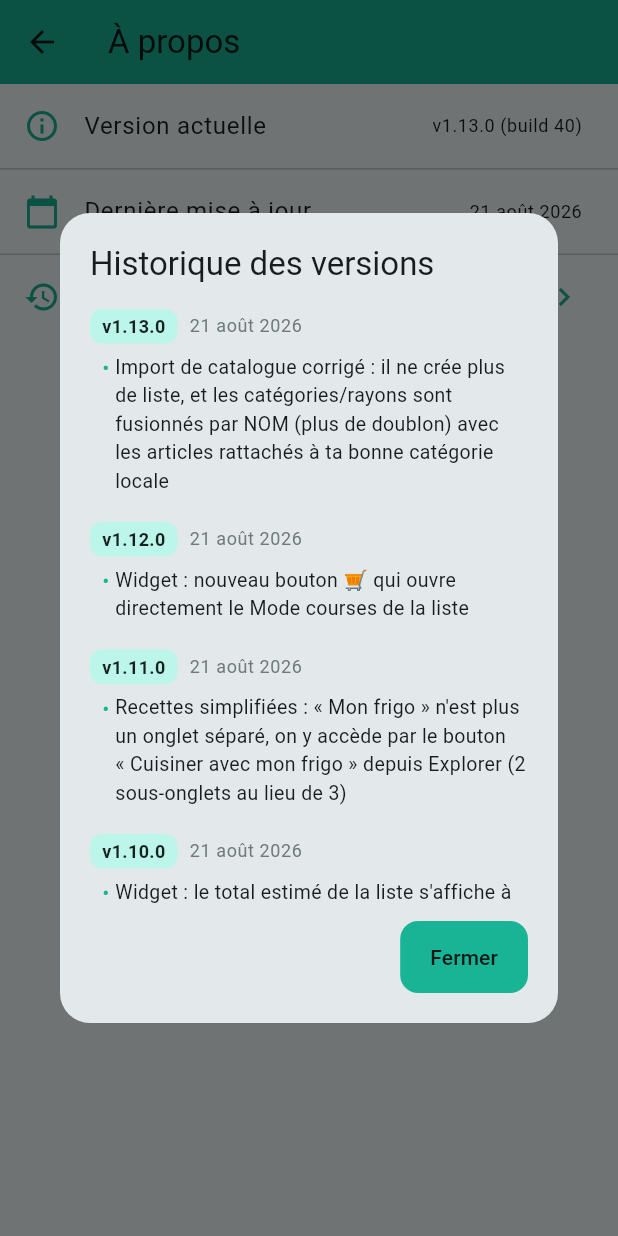
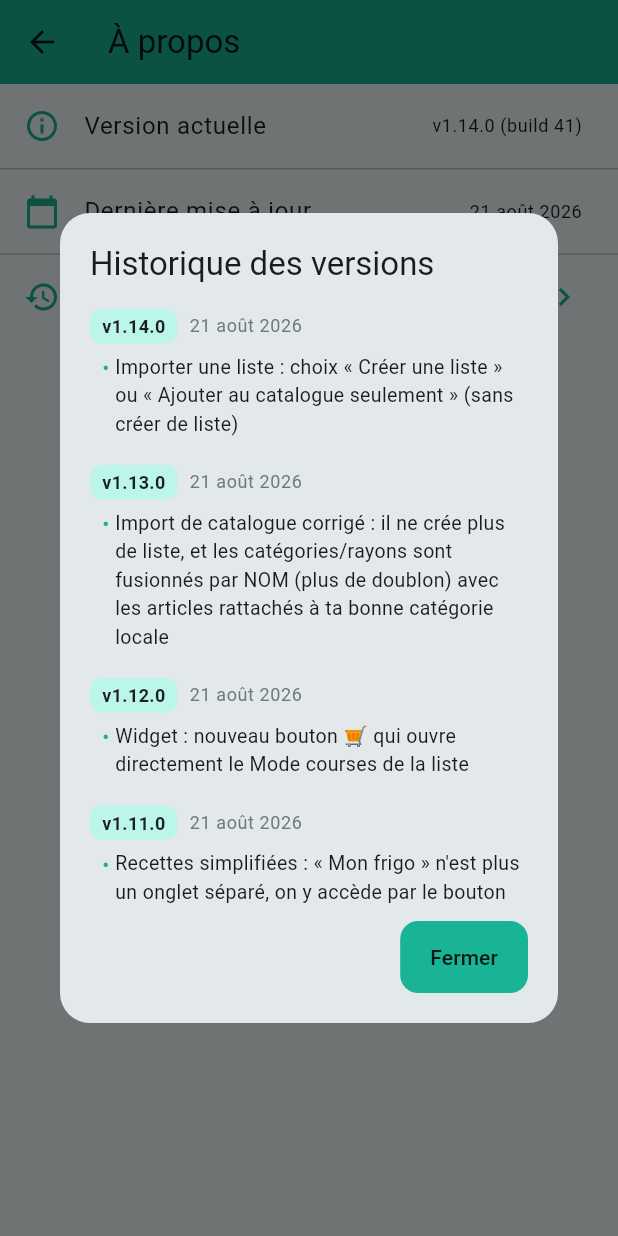
Before and after one commit to jeremygeorgesdurand-dev/SmartCart, a Flutter app: the AProposScreen screen opened directly, after a tap on "Historique des versions", on a phone screen of 412 x 824 dp. Run offline on Flutter 3.47's test engine with Material 3 defaults, Android fonts, the phone set to English and light mode, and no system bars; our stand-ins replace cloud_firestore, file_picker, firebase_auth, firebase_core, firebase_crashlytics, firebase_messaging and 14 more; missing offline and left inert: firebase_app_check, google_mlkit_text_recognition, mobile_scanner; accounts and stored records are empty; project files that could hold a hidden picture were left out.

Commit message:
Importer une liste : option « Ajouter au catalogue seulement » (v1.14.0)
À l'import « nouvelle liste » (menu Listes → Importer une liste), un sélecteur
permet de choisir entre créer une liste (comportement actuel) et n'ajouter les
articles qu'au catalogue, sans créer de liste. Lève l'ambiguïté relevée à
l'usage. L'import DANS une liste existante est inchangé.

Co-Authored-By: Claude Opus 4.8 <noreply@anthropic.com>

```diff
--- a/lib/services/version_info.dart
+++ b/lib/services/version_info.dart
@@ -3,11 +3,19 @@ class VersionInfo {
   // correctif, mineur (1.2.0 → 1.3.0) pour une nouvelle fonctionnalité. Garder
   // `version` et `buildNumber` alignés avec le champ `version:` du pubspec
   // (buildNumber = numéro après le +), et ajouter une entrée dans historique.
-  static const String version = '1.13.0';
-  static const String buildNumber = '40';
+  static const String version = '1.14.0';
+  static const String buildNumber = '41';
   static const String dateMiseAJour = '21 août 2026';
 
   static const List<Release> historique = [
+    Release(
+      version: '1.14.0',
+      date: '21 août 2026',
+      changements: [
+        'Importer une liste : choix « Créer une liste » ou « Ajouter au '
+            'catalogue seulement » (sans créer de liste)',
+      ],
+    ),
     Release(
       version: '1.13.0',
       date: '21 août 2026',
--- a/pubspec.yaml
+++ b/pubspec.yaml
@@ -1,7 +1,7 @@
 name: smartcart
 description: Application de liste de courses intelligente
 publish_to: 'none'
-version: 1.13.0+40
+version: 1.14.0+41
 
 environment:
   sdk: '>=3.0.0 <4.0.0'
```
Also changed, not shown: lib/widgets/import_liste_dialog.dart (+61 -20 lines).
